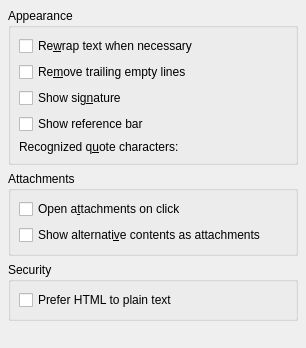
Qt form knode/readnewsviewerwidget_base.ui (chusopr/kdepim-ktimetracker-akonadi) before a commit.
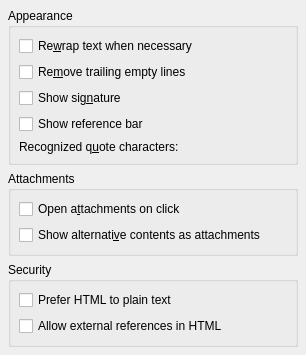
The same form after that commit. Custom widgets are drawn as their Qt base class.

Commit message: Patch by Alexey Alexandrov <swined@cpan.org> to optionally allow to load external references in HTML messages.

```diff
--- a/knode/readnewsviewerwidget_base.ui
+++ b/knode/readnewsviewerwidget_base.ui
@@ -123,6 +123,13 @@
         </property>
        </widget>
       </item>
+      <item>
+       <widget class="QCheckBox" name="kcfg_allowExternalReferences" >
+        <property name="text" >
+         <string>Allow external references in HTML</string>
+        </property>
+       </widget>
+      </item>
      </layout>
     </widget>
    </item>
```
The commit also changes 2 other files.
